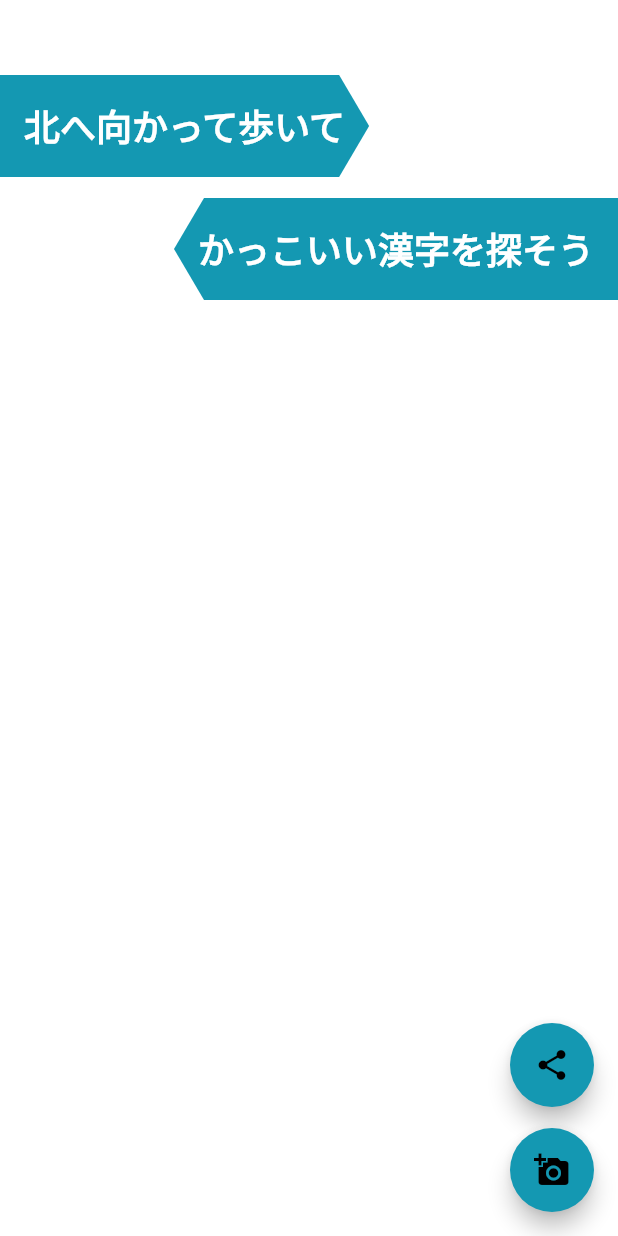
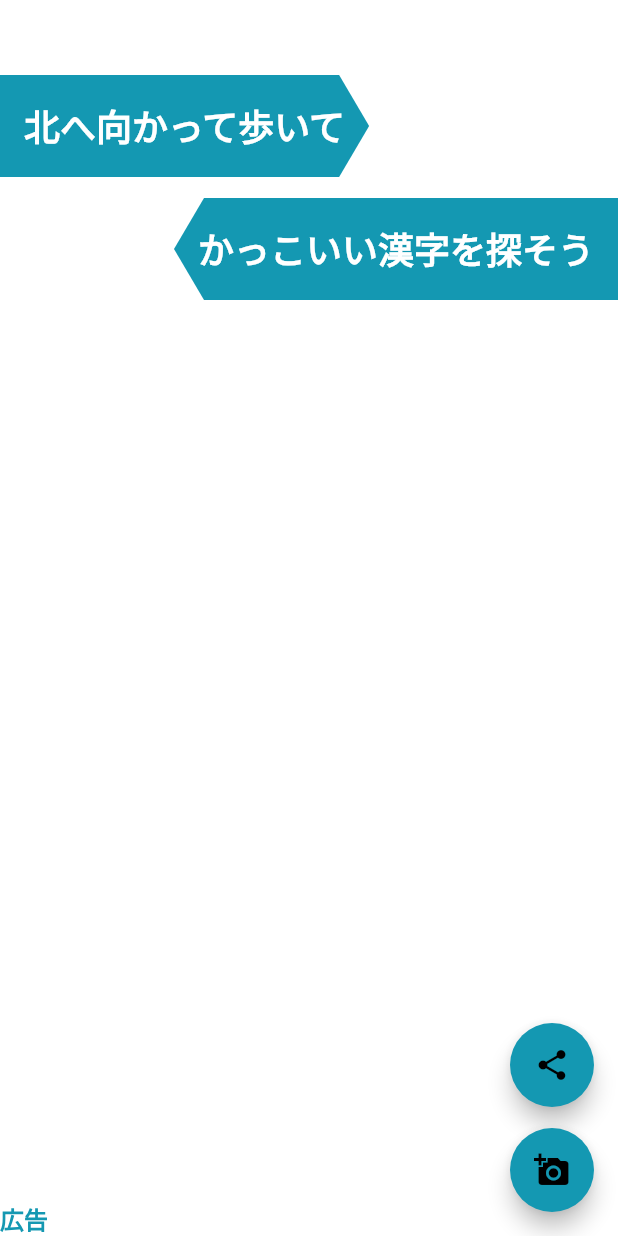
Before and after one commit to tubasasakunn/sanpo, a Flutter app: the screen it shows after launch, after a tap on "Start", on a phone screen of 412 x 824 dp. Run offline on Flutter 3.47's test engine with Material 2 defaults, Android fonts, the phone set to English and light mode, and no system bars; our stand-ins replace geocoding, google_mobile_ads, image_picker, location, share_plus; network calls fail.

Commit message:
バナー広告追加

```diff
--- a/lib/views/widgets/banner_ad_widget.dart
+++ b/lib/views/widgets/banner_ad_widget.dart
@@ -15,7 +15,7 @@ class _BannerAdWidgetState extends State<BannerAdWidget> {
     super.initState();
 
     _bannerAd = BannerAd(
-      adUnitId: 'ca-app-pub-1282226807235434/1165725161', // テスト用ID、実際には自分の広告ユニットIDを使用してください
+      adUnitId: 'ca-app-pub-3940256099942544/6300978111', // テスト用ID、実際には自分の広告ユニットIDを使用してください
       request: AdRequest(),
       size: AdSize.banner,
       listener: BannerAdListener(
@@ -25,6 +25,7 @@ class _BannerAdWidgetState extends State<BannerAdWidget> {
           });
         },
         onAdFailedToLoad: (Ad ad, LoadAdError error) {
+          print('Ad failed to load: $error');
           ad.dispose();
         },
       ),
@@ -47,6 +48,6 @@ class _BannerAdWidgetState extends State<BannerAdWidget> {
             width: _bannerAd.size.width.toDouble(),
             height: _bannerAd.size.height.toDouble(),
           )
-        : Container();
+        : Container(child: Text('広告'));
   }
 }
```
